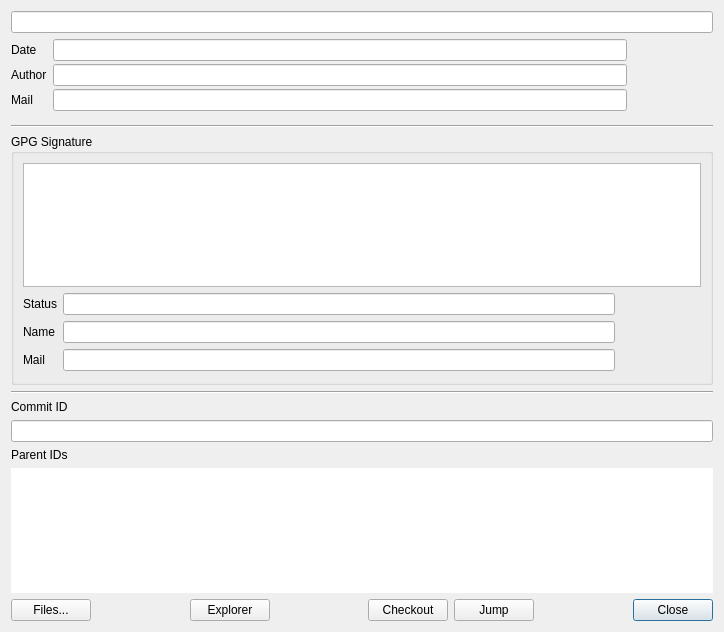
Old version of the form src/CommitPropertyDialog.ui in the repository soramimi/Guitar.
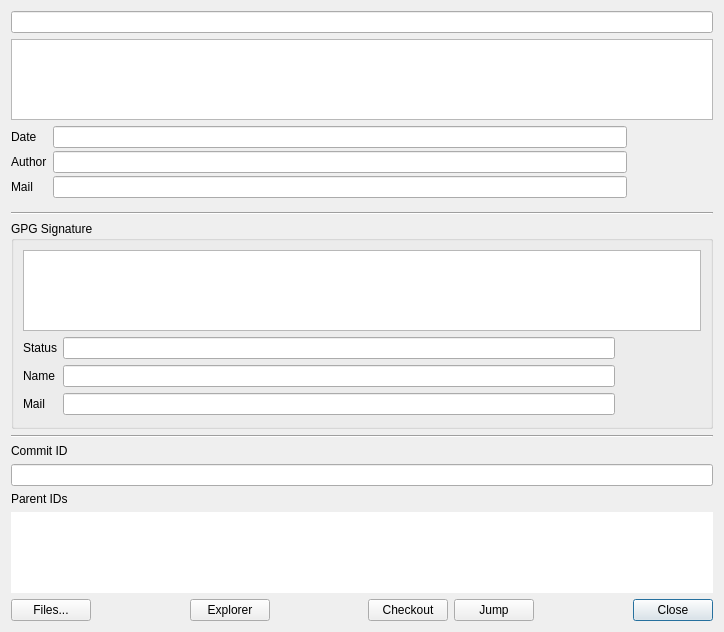
New version of the form. Custom widgets are drawn as their Qt base class.

Commit message:
Display full commit message in CommitPropertyDialog
Adds functionality to display the full commit message in the CommitPropertyDialog.
The changes include:
1. Retrieving the entire commit message using a new `queryEntireCommitMessage` function in the Git class.
2. Separating the commit message into a summary and detail section.
3. Adding a new QPlainTextEdit widget to display the detailed part of the commit message.
4. Updating the UI to accommodate the new message detail widget.
5. Adjusting the layout and properties of various UI elements for better presentation.

```diff
--- a/src/CommitPropertyDialog.ui
+++ b/src/CommitPropertyDialog.ui
@@ -23,6 +23,16 @@
      </property>
     </widget>
    </item>
+   <item>
+    <widget class="QPlainTextEdit" name="plainTextEdit_message_detail">
+     <property name="focusPolicy">
+      <enum>Qt::FocusPolicy::NoFocus</enum>
+     </property>
+     <property name="readOnly">
+      <bool>true</bool>
+     </property>
+    </widget>
+   </item>
    <item>
     <layout class="QHBoxLayout" name="horizontalLayout_3">
      <item>
```
Left out of the diff: 24 changed lines with no effect on the pictures. The commit also changes 3 other files.
